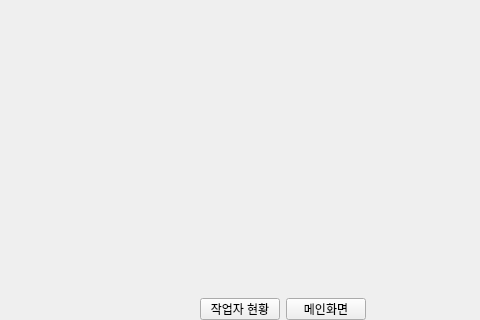
The window that ui/main_window.ui (Glen-Lee-glitch/new_viewer) describes before a commit, drawn with Qt 5; both pictures show x 302 to 782 and y 480 to 800 of the 1350 by 800 pixel window.
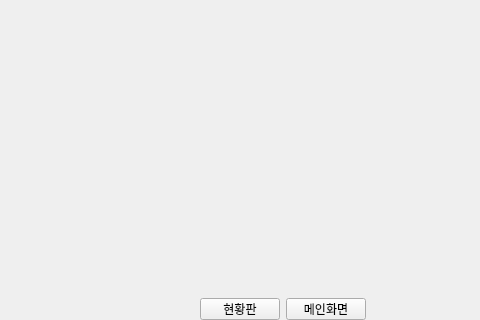
The same window after the commit.

Commit message:
feat: '현황판' 미비/보류 및 처리중 구현
- 추가로 명칭 변경

```diff
--- a/ui/main_window.ui
+++ b/ui/main_window.ui
@@ -285,7 +285,7 @@
      <item>
       <widget class="QPushButton" name="pushButton_worker_progress">
        <property name="text">
-        <string>작업자 현황</string>
+        <string>현황판</string>
        </property>
       </widget>
      </item>
```
The commit also changes 2 other files.
